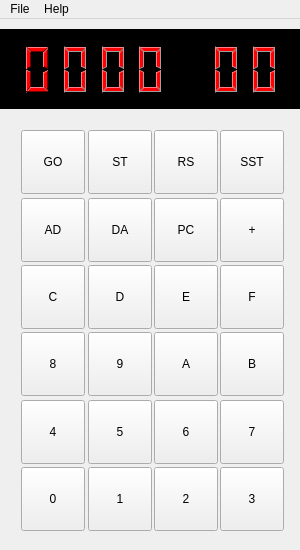
This is Desktop/mainwindow.ui in AbhishekGhosh/kim_uno_remix as Qt 5 draws it before an edit. The edited form follows.
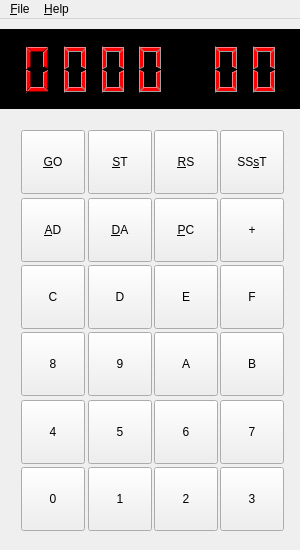
This is the edited form.

```diff
--- a/Desktop/mainwindow.ui
+++ b/Desktop/mainwindow.ui
@@ -60,7 +60,7 @@
         </size>
        </property>
        <property name="text">
-        <string>GO</string>
+        <string>&amp;GO</string>
        </property>
        <property name="shortcut">
         <string>Shift+G</string>
@@ -76,7 +76,7 @@
         </size>
        </property>
        <property name="text">
-        <string>RS</string>
+        <string>&amp;RS</string>
        </property>
        <property name="shortcut">
         <string>Shift+R</string>
@@ -92,7 +92,7 @@
         </size>
        </property>
        <property name="text">
-        <string>ST</string>
+        <string>&amp;ST</string>
        </property>
        <property name="shortcut">
         <string>Shift+S</string>
@@ -124,7 +124,7 @@
         </size>
        </property>
        <property name="text">
-        <string>DA</string>
+        <string>&amp;DA</string>
        </property>
        <property name="shortcut">
         <string>Shift+D</string>
@@ -204,7 +204,7 @@
         </size>
        </property>
        <property name="text">
-        <string>PC</string>
+        <string>&amp;PC</string>
        </property>
        <property name="shortcut">
         <string>Shift+P</string>
@@ -220,7 +220,7 @@
         </size>
        </property>
        <property name="text">
-        <string>AD</string>
+        <string>&amp;AD</string>
        </property>
        <property name="shortcut">
         <string>Shift+A</string>
@@ -415,7 +415,7 @@
         </size>
        </property>
        <property name="text">
-        <string>SST</string>
+        <string>SS&amp;sT</string>
        </property>
        <property name="shortcut">
         <string>Shift+T</string>
@@ -1232,7 +1232,7 @@
    </property>
    <widget class="QMenu" name="menuKIM_UNO_REMIX">
     <property name="title">
-     <string>File</string>
+     <string>&amp;File</string>
     </property>
     <addaction name="separator"/>
     <addaction name="actionReset"/>
@@ -1241,7 +1241,7 @@
    </widget>
    <widget class="QMenu" name="menuHelp">
     <property name="title">
-     <string>Help</string>
+     <string>&amp;Help</string>
     </property>
     <addaction name="actionAbout"/>
    </widget>
```
Left out of the diff: 59 changed lines with no effect on the pictures.
